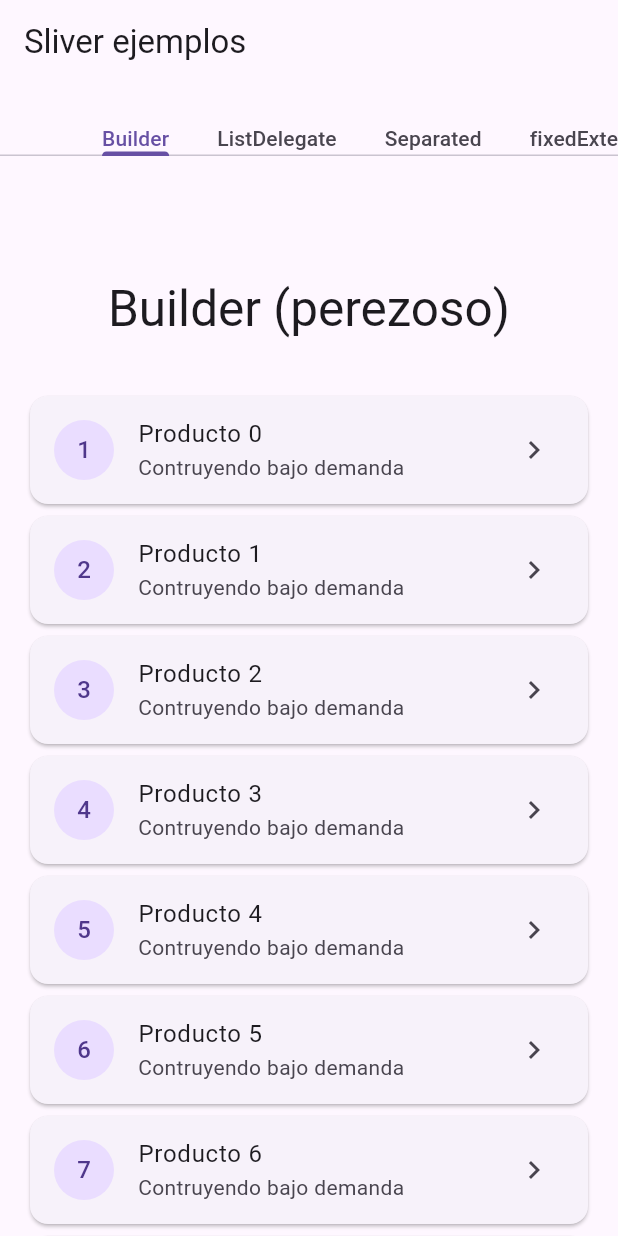
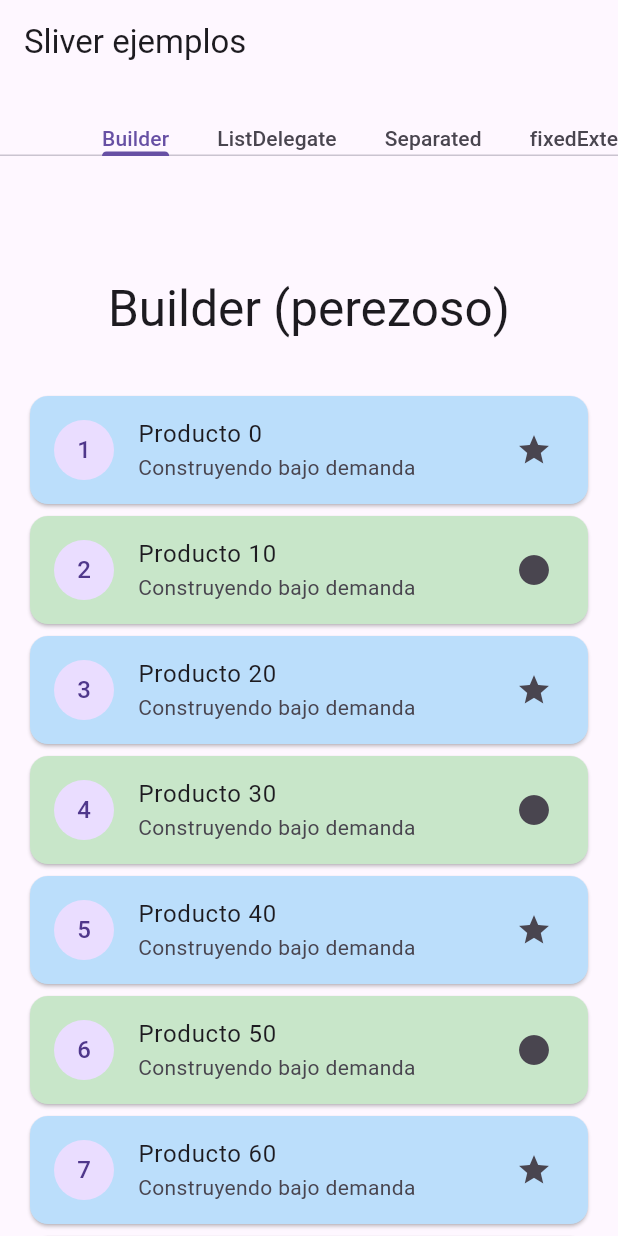
Before and after one commit to fr4nsgallegos/recetasappg14, a Flutter app: the screen it shows after launch, on a phone screen of 412 x 824 dp. Run offline on Flutter 3.47's test engine with Material 3 defaults, Android fonts, the phone set to English and light mode, and no system bars; our stand-ins replace another_flushbar.

Commit message:
sliverdelegate

```diff
--- a/lib/examples/sliver/sliver_listbuilder_tab.dart
+++ b/lib/examples/sliver/sliver_listbuilder_tab.dart
@@ -1,10 +1,4 @@
 import 'package:flutter/material.dart';
-
-// Hace construccion perezcosa (lazy loading)
-// Equivalente a Listview.builder, perso en versión sliver
-// Crea items solo cuando aparecen en la pantalla
-// Ideal para listas largas (1000,50000 o + )
-// Ahorra memoria y mejora el rendimiento del App
 
 class SliverListbuilderTab extends StatelessWidget {
   int cantidad = 50;
@@ -25,23 +19,23 @@ class SliverListbuilderTab extends StatelessWidget {
         SliverPadding(
           padding: EdgeInsets.all(16),
           sliver: SliverList(
-            // builder: crea bajo demanda lo que se va a mostrar en pantalla - funcionamiento parecido al listview.builder para mejorar el rendimiento
             delegate: SliverChildBuilderDelegate(
               (context, index) {
                 print(index);
+                bool esPar = index % 2 == 0;
                 return Card(
+                  color: esPar ? Colors.blue[100] : Colors.green[100],
                   child: ListTile(
                     leading: CircleAvatar(child: Text("${index + 1}")),
-                    title: Text("Producto $index"),
-                    subtitle: Text("Contruyendo bajo demanda"),
-                    trailing: Icon(Icons.chevron_right),
+                    title: Text("Producto ${index * 10}"),
+                    subtitle: Text("Construyendo bajo demanda"),
+                    trailing: Icon(esPar ? Icons.star : Icons.circle),
                   ),
                 );
               },
-              childCount:
-                  cantidad, //por defecto suele ser null ya que construye una cantidad infinita de elementos
-              addRepaintBoundaries: true, //optimiza el repintado
-              addSemanticIndexes: true, //accesibilidad
+              childCount: cantidad,
+              addRepaintBoundaries: true,
+              addSemanticIndexes: true,
             ),
           ),
         ),
--- a/lib/examples/sliver/sliver_page.dart
+++ b/lib/examples/sliver/sliver_page.dart
@@ -1,5 +1,6 @@
 import 'package:flutter/material.dart';
 import 'package:recetasappg14/examples/sliver/sliver_listbuilder_tab.dart';
+import 'package:recetasappg14/examples/sliver/sliver_listdelegate_tab.dart';
 
 // SLIVER
 // Widget de bajo nivel optimizado para Scroll, dibuja por  partes o segmentes en vez de cargar toda la pantalla
@@ -35,7 +36,7 @@ class SliverPage extends StatelessWidget {
         body: TabBarView(
           children: [
             SliverListbuilderTab(),
-            Text("data"),
+            SliverListdelegateTab(),
             Text("data"),
             Text("data"),
             Text("data"),
```
Also changed, not shown: lib/examples/sliver/sliver_listdelegate_tab.dart (added, +50 -0 lines).
